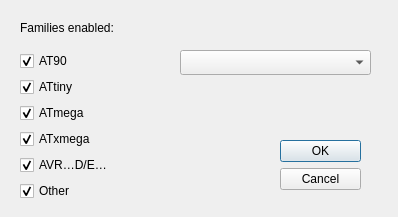
Qt form src/python/device.ui (avrdudes/avrdude) before a commit.
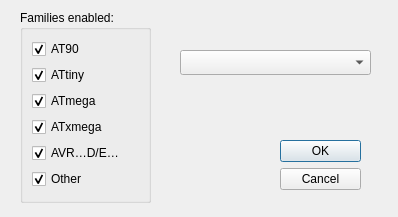
The same form after that commit.

Commit message:
Turn device family selection into a QGroupBox
This is similar to programmer selection, and replaces a rather
hacky design consisting of a vertical layout with a label on top.

```diff
--- a/src/python/device.ui
+++ b/src/python/device.ui
@@ -39,23 +39,19 @@
     </rect>
    </property>
   </widget>
-  <widget class="QWidget" name="verticalLayoutWidget">
+  <widget class="QGroupBox" name="verticalGroupBox">
    <property name="geometry">
     <rect>
      <x>20</x>
      <y>10</y>
      <width>131</width>
-     <height>191</height>
+     <height>193</height>
     </rect>
    </property>
+   <property name="title">
+    <string>Families enabled:</string>
+   </property>
    <layout class="QVBoxLayout" name="verticalLayout">
-    <item>
-     <widget class="QLabel" name="heading">
-      <property name="text">
-       <string>Families enabled:</string>
-      </property>
-     </widget>
-    </item>
     <item>
      <widget class="QCheckBox" name="at90">
       <property name="text">
```
